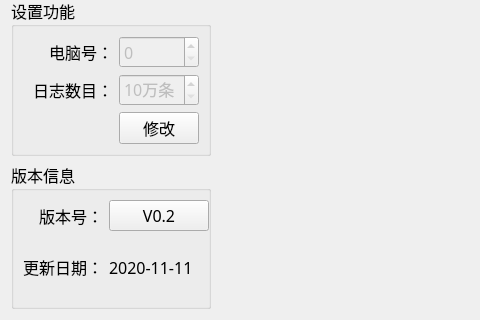
The window that PDU-CalibrateTool/setups/setup_mainwid.ui (ChinaClever/PDU-CalibrateTool) describes before a commit, drawn with Qt 5; both pictures show x 0 to 480 and y 430 to 750 of the 1023 by 750 pixel window.
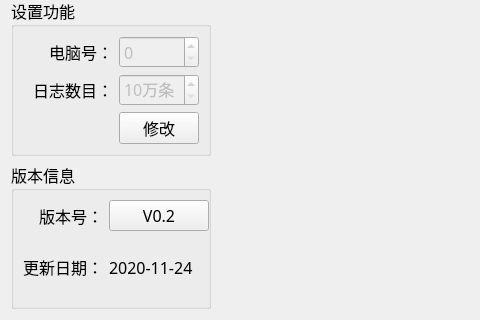
The same window after the commit.

```diff
--- a/PDU-CalibrateTool/setups/setup_mainwid.ui
+++ b/PDU-CalibrateTool/setups/setup_mainwid.ui
@@ -387,7 +387,7 @@
       <item row="1" column="2">
        <widget class="QLabel" name="label_4">
         <property name="text">
-         <string>2020-11-11</string>
+         <string>2020-11-24</string>
         </property>
        </widget>
       </item>
```
